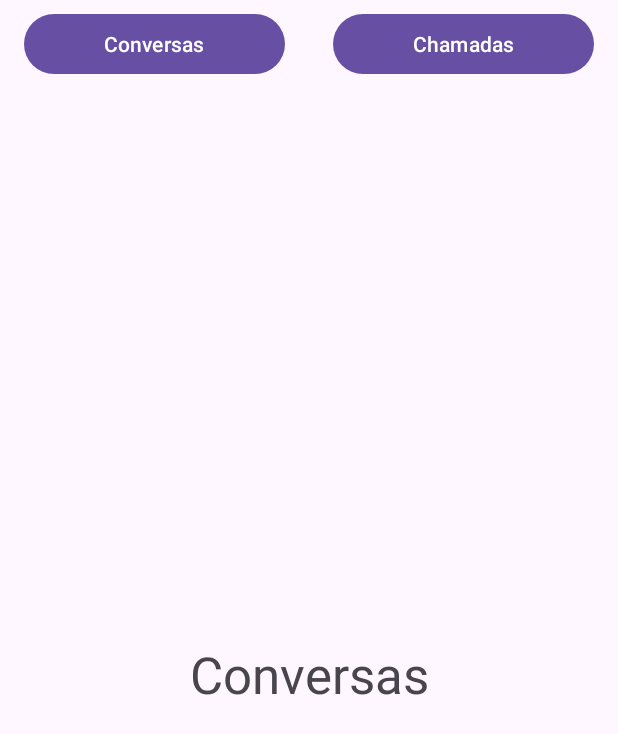
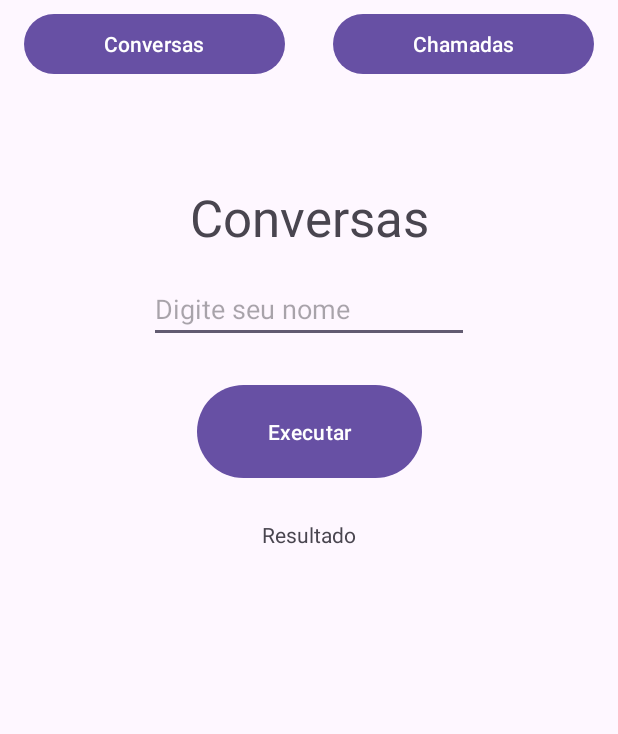
Before and after one commit to matheusrotta7/switching-between-two-fragments-android, an Android app: the screen it shows after launch (MainActivity), on a phone screen of 412 x 824 dp. Shown: the top 734 px of the screen. Run offline under Robolectric (Android 15) with nearby library versions, the phone set to English and light mode, and no system bars.

Commit message:
add example on how to manipulate ui elements inside fragment

```diff
--- a/app/src/main/java/com/punchy/fragmentclass/fragments/ConversationsFragment.kt
+++ b/app/src/main/java/com/punchy/fragmentclass/fragments/ConversationsFragment.kt
@@ -6,10 +6,16 @@ import android.util.Log
 import android.view.LayoutInflater
 import android.view.View
 import android.view.ViewGroup
+import android.widget.Button
+import android.widget.TextView
 import androidx.fragment.app.Fragment
 import com.punchy.fragmentclass.R
 
 class ConversationsFragment  : Fragment() {
+
+    private lateinit var editName: TextView
+    private lateinit var resultText: TextView
+    private lateinit var executeButton: Button
 
     override fun onAttach(context: Context) {
         super.onAttach(context)
@@ -32,6 +38,14 @@ class ConversationsFragment  : Fragment() {
             container,
             false
         )
+
+        editName = view.findViewById(R.id.nameEdit)
+        resultText = view.findViewById(R.id.nameText)
+        executeButton = view.findViewById(R.id.executeButton)
+
+        executeButton.setOnClickListener {
+            resultText.text = editName.text
+        }
 
 //        view.findViewById<Button>()
         //Processamento de visualizacao
--- a/app/src/main/res/layout/fragment_conversations.xml
+++ b/app/src/main/res/layout/fragment_conversations.xml
@@ -6,7 +6,7 @@
     android:layout_height="match_parent">
 
     <TextView
-        android:id="@+id/textView2"
+        android:id="@+id/conversations"
         android:layout_width="wrap_content"
         android:layout_height="wrap_content"
         android:layout_marginTop="16dp"
@@ -14,8 +14,42 @@
         android:textSize="34sp"
         app:layout_constraintBottom_toBottomOf="parent"
         app:layout_constraintEnd_toEndOf="parent"
+        app:layout_constraintStart_toStartOf="parent"
+        app:layout_constraintTop_toTopOf="parent"
+        app:layout_constraintVertical_bias="0.068" />
+
+    <EditText
+        android:id="@+id/nameEdit"
+        android:layout_width="wrap_content"
+        android:layout_height="wrap_content"
+        android:layout_marginTop="16dp"
+        android:ems="10"
+        android:hint="Digite seu nome"
+        android:inputType="text"
+        app:layout_constraintEnd_toEndOf="parent"
         app:layout_constraintHorizontal_bias="0.5"
         app:layout_constraintStart_toStartOf="parent"
-        app:layout_constraintTop_toTopOf="parent"
-        app:layout_constraintVertical_bias="0.5" />
+        app:layout_constraintTop_toBottomOf="@+id/conversations" />
+
+    <Button
+        android:id="@+id/executeButton"
+        android:layout_width="150dp"
+        android:layout_height="70dp"
+        android:layout_marginTop="24dp"
+        android:text="Executar"
+        app:layout_constraintEnd_toEndOf="parent"
+        app:layout_constraintHorizontal_bias="0.5"
+        app:layout_constraintStart_toStartOf="parent"
+        app:layout_constraintTop_toBottomOf="@+id/nameEdit" />
+
+    <TextView
+        android:id="@+id/nameText"
+        android:layout_width="wrap_content"
+        android:layout_height="wrap_content"
+        android:layout_marginTop="24dp"
+        android:text="Resultado"
+        app:layout_constraintEnd_toEndOf="parent"
+        app:layout_constraintHorizontal_bias="0.5"
+        app:layout_constraintStart_toStartOf="parent"
+        app:layout_constraintTop_toBottomOf="@+id/executeButton" />
 </androidx.constraintlayout.widget.ConstraintLayout>
```
